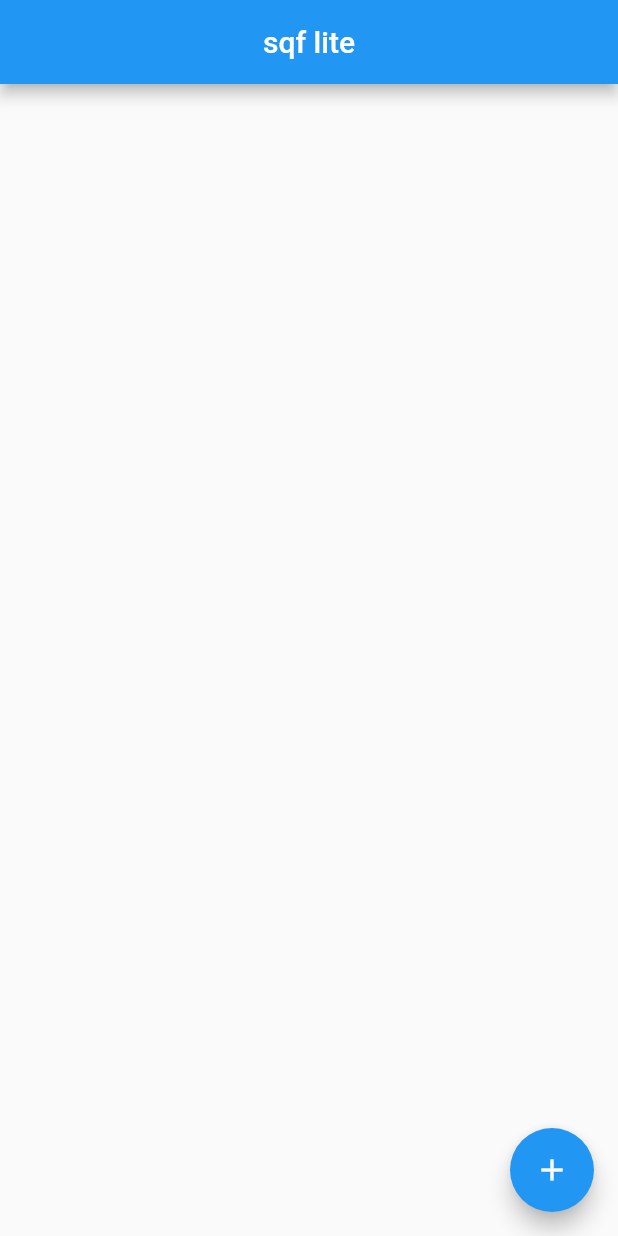
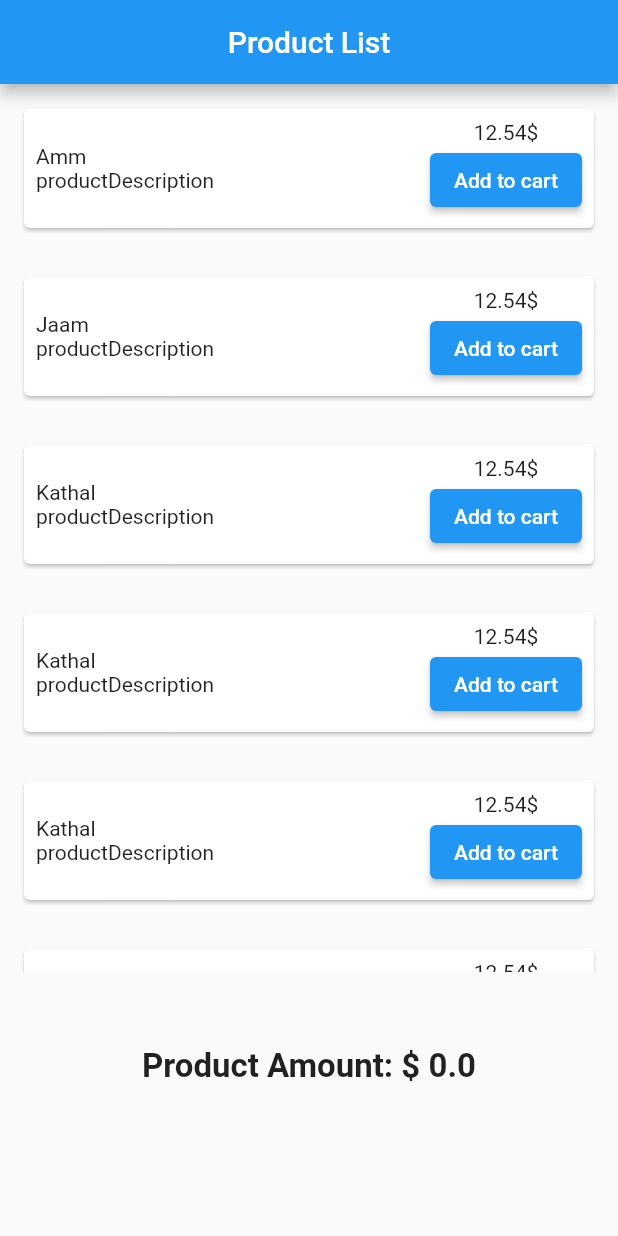
Before and after one commit to royalcourtbd/project_sqflite, a Flutter app: the screen it shows after launch, on a phone screen of 412 x 824 dp. Run offline on Flutter 3.47's test engine with Material 2 defaults, Android fonts, the light colour scheme and no system bars; our stand-ins replace get, sqflite; accounts and stored records are empty.

Commit message:
add product screen

```diff
--- /dev/null
+++ b/lib/data/product_model.dart
@@ -0,0 +1,52 @@
+// ignore_for_file: public_member_api_docs, sort_constructors_first
+
+class ProductModel {
+  final int id;
+  final String productName;
+  final String productImage;
+  final String productDescription;
+  final double price;
+  ProductModel({
+    required this.id,
+    required this.productName,
+    required this.productImage,
+    required this.productDescription,
+    required this.price,
+  });
+
+  ProductModel copyWith({
+    int? id,
+    String? productName,
+    String? productImage,
+    String? productDescription,
+    double? price,
+  }) {
+    return ProductModel(
+      id: id ?? this.id,
+      productName: productName ?? this.productName,
+      productImage: productImage ?? this.productImage,
+      productDescription: productDescription ?? this.productDescription,
+      price: price ?? this.price,
+    );
+  }
+
+  Map<String, dynamic> toMap() {
+    return <String, dynamic>{
+      'id': id,
+      'productName': productName,
+      'productImage': productImage,
+      'productDescription': productDescription,
+      'price': price,
+    };
+  }
+
+  factory ProductModel.fromMap(Map<String, dynamic> map) {
+    return ProductModel(
+      id: map['id'] as int,
+      productName: map['productName'] as String,
+      productImage: map['productImage'] as String,
+      productDescription: map['productDescription'] as String,
+      price: map['price'] as double,
+    );
+  }
+}
--- a/lib/main.dart
+++ b/lib/main.dart
@@ -1,6 +1,6 @@
 import 'package:flutter/material.dart';
 import 'package:get/get.dart';
-import 'package:project_sqflite/presentation/note_list/note_list_page.dart';
+import 'package:project_sqflite/presentation/products_list/product_list_page.dart';
 
 void main() {
   runApp(const MyApp());
@@ -18,7 +18,7 @@ class MyApp extends StatelessWidget {
       theme: ThemeData(
         primarySwatch: Colors.blue,
       ),
-      home: NoteListPage(),
+      home: ProductListPage(),
     );
   }
 }
--- /dev/null
+++ b/lib/presentation/products_list/cart_controller.dart
@@ -0,0 +1,13 @@
+import 'package:get/get.dart';
+import 'package:project_sqflite/data/product_model.dart';
+
+class CartController extends GetxController {
+  final RxList<ProductModel> cartItems = RxList<ProductModel>();
+  int get count => cartItems.length;
+  double get totalPrice =>
+      cartItems.fold(0, (sum, item) => sum + item.price.roundToDouble());
+
+  addToCart(ProductModel product) {
+    cartItems.add(product);
+  }
+}
--- /dev/null
+++ b/lib/presentation/products_list/product_list_controller.dart
@@ -0,0 +1,92 @@
+import 'package:get/get.dart';
+import 'package:project_sqflite/data/product_model.dart';
+import 'package:project_sqflite/presentation/products_list/product_list_ui_state.dart';
+
+class ProductListController extends GetxController {
+
+  Rx<ProductListUiState> uiState = Rx(ProductListUiState(
+    isLoading: false,
+    productList: [],
+  ));
+
+  Future<void> fetchProductList() async {
+    _loading();
+    await Future.delayed(const Duration(seconds: 2));
+    List<ProductModel> productMapList = [
+      ProductModel(
+        id: 1,
+        productName: 'Amm',
+        productImage: 'productImage',
+        productDescription: 'productDescription',
+        price: 12.54,
+      ),
+      ProductModel(
+        id: 1,
+        productName: 'Jaam',
+        productImage: 'productImage',
+        productDescription: 'productDescription',
+        price: 12.54,
+      ),
+      ProductModel(
+        id: 1,
+        productName: 'Kathal',
+        productImage: 'productImage',
+        productDescription: 'productDescription',
+        price: 12.54,
+      ),
+      ProductModel(
+        id: 1,
+        productName: 'Kathal',
+        productImage: 'productImage',
+        productDescription: 'productDescription',
+        price: 12.54,
+      ),
+      ProductModel(
+        id: 1,
+        productName: 'Kathal',
+        productImage: 'productImage',
+        productDescription: 'productDescription',
+        price: 12.54,
+      ),
+      ProductModel(
+        id: 1,
+        productName: 'Kathal',
+        productImage: 'productImage',
+        productDescription: 'productDescription',
+        price: 12.54,
+      ),
+      ProductModel(
+        id: 1,
+        productName: 'Kathal',
+        productImage: 'productImage',
+        productDescription: 'productDescription',
+        price: 12.54,
+      ),
+      ProductModel(
+        id: 1,
+        productName: 'Kathal',
+        productImage: 'productImage',
+        productDescription: 'productDescription',
+        price: 12.54,
+      ),
+      ProductModel(
+        id: 1,
+        productName: 'Kathal',
+        productImage: 'productImage',
+        productDescription: 'productDescription',
+        price: 12.54,
+      ),
+    ];
+    uiState.value =
+        uiState.value.copyWith(productList: productMapList, isLoading: false);
+  }
+
+  @override
+  void onInit() {
+    super.onInit();
+    fetchProductList();
+  }
+
+  void _loading() => uiState.value = uiState.value.copyWith(isLoading: true);
+  void _loaded() => uiState.value = uiState.value.copyWith(isLoading: false);
+}
--- /dev/null
+++ b/lib/presentation/products_list/product_list_page.dart
@@ -0,0 +1,87 @@
+import 'package:flutter/material.dart';
+import 'package:get/get.dart';
+import 'package:project_sqflite/presentation/products_list/cart_controller.dart';
+import 'package:project_sqflite/presentation/products_list/product_list_controller.dart';
+import 'package:project_sqflite/presentation/products_list/product_list_ui_state.dart';
+
+class ProductListPage extends StatelessWidget {
+  ProductListPage({super.key});
+
+  final ProductListController _productListController =
+      Get.put(ProductListController());
+  final CartController _cartController = Get.put(CartController());
+
+  @override
+  Widget build(BuildContext context) {
+    return GetX<ProductListController>(
+      init: _productListController,
+      initState: (_) {},
+      builder: (_) {
+        final ProductListUiState ui = _productListController.uiState.value;
+        final products = ui.productList;
+        return Scaffold(
+          appBar: AppBar(
+            title: const Text('Product List'),
+            centerTitle: true,
+          ),
+          body: Column(
+            children: [
+              Expanded(
+                child: ui.isLoading
+                    ? const Center(child: CircularProgressIndicator())
+                    : ListView.builder(
+                        itemCount: products.length,
+                        itemBuilder: (context, index) {
+                          return Padding(
+                            padding: const EdgeInsets.all(8.0),
+                            child: Card(
+                              margin: const EdgeInsets.all(8.0),
+                              child: Padding(
+                                padding: const EdgeInsets.all(8.0),
+                                child: Row(
+                                  mainAxisAlignment:
+                                      MainAxisAlignment.spaceBetween,
+                                  children: [
+                                    Column(
+                                      crossAxisAlignment:
+                                          CrossAxisAlignment.start,
+                                      children: [
+                                        Text(products[index].productName),
+                                        Text(
+                                            products[index].productDescription),
+                                      ],
+                                    ),
+                                    Column(
+                                      children: [
+                                        Text('${products[index].price}\$'),
+                                        ElevatedButton(
+                                          onPressed: () {
+                                            _cartController
+                                                .addToCart(products[index]);
+                                          },
+                                          child: const Text('Add to cart'),
+                                        ),
+                                      ],
+                                    ),
+                                  ],
+                                ),
+                              ),
+                            ),
+                          );
+                        },
+                      ),
+              ),
+              const SizedBox(height: 50),
+              Obx(() => Text(
+                    'Product Amount: \$ ${_cartController.totalPrice}',
+                    style: const TextStyle(
+                        fontWeight: FontWeight.bold, fontSize: 22),
+                  )),
+              const SizedBox(height: 100)
+            ],
+          ),
+        );
+      },
+    );
+  }
+}
--- /dev/null
+++ b/lib/presentation/products_list/product_list_ui_state.dart
@@ -0,0 +1,22 @@
+// ignore_for_file: public_member_api_docs, sort_constructors_first
+
+import 'package:project_sqflite/data/product_model.dart';
+
+class ProductListUiState {
+  bool isLoading;
+  List<ProductModel> productList;
+  ProductListUiState({
+    required this.isLoading,
+    required this.productList,
+  });
+
+  ProductListUiState copyWith({
+    bool? isLoading,
+    List<ProductModel>? productList,
+  }) {
+    return ProductListUiState(
+      isLoading: isLoading ?? this.isLoading,
+      productList: productList ?? this.productList,
+    );
+  }
+}
```
Also changed, not shown: lib/presentation/note_list/note_list_presenter.dart (+5 -2 lines), lib/data/db_helper.dart (line endings or trailing spaces).
